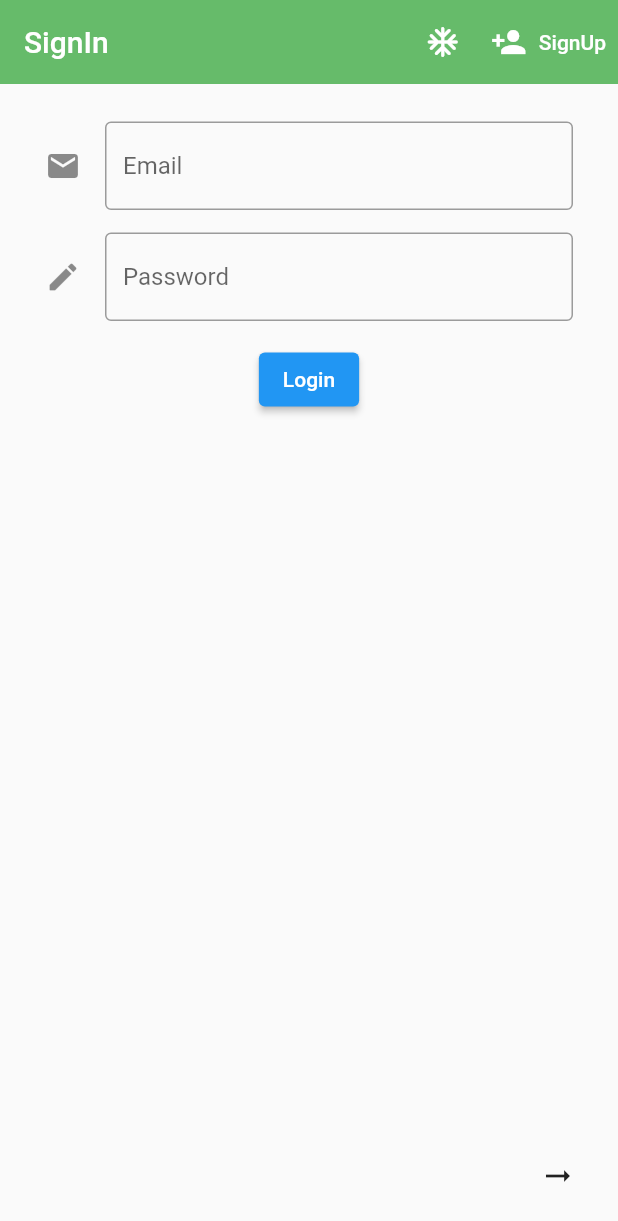
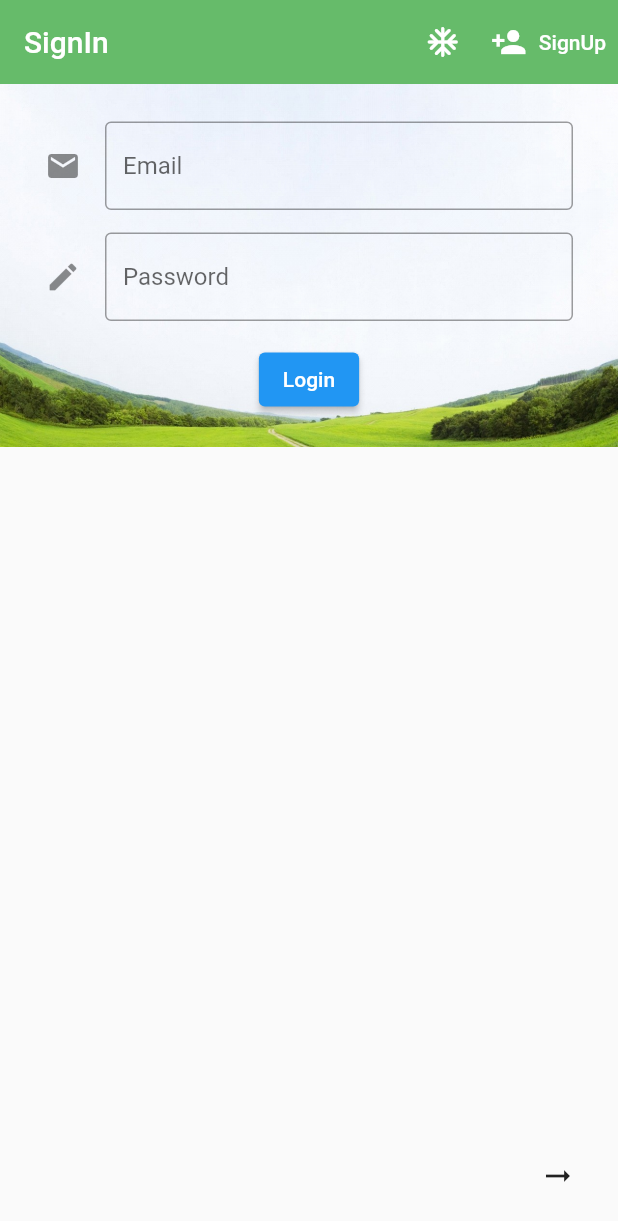
Before and after one commit to WebOps-and-Blockchain-Club/clinsti-mobile-client, a Flutter app: the screen it shows after launch, on a phone screen of 412 x 824 dp. Shown: the top 1221 px of the screen. Run offline on Flutter 3.47's test engine with Material 2 defaults, Android fonts, the phone set to English and light mode, and no system bars; our stand-ins replace flutter_image_compress, fluttertoast, geolocator, google_maps_flutter, shared_preferences; missing offline and left inert: multi_image_picker; accounts and stored records are empty.

Commit message:
Update_1

```diff
--- a/lib/screens/AuthScreen/signIn.dart
+++ b/lib/screens/AuthScreen/signIn.dart
@@ -55,6 +55,10 @@ class _SignInState extends State<SignIn> {
                 ],
               ),
               body: Container(
+                  decoration: BoxDecoration(
+                      image: DecorationImage(
+                          image: AssetImage('assets/bg1.jpg'),
+                          fit: BoxFit.cover)),
                   padding:
                       EdgeInsets.symmetric(vertical: 15.0, horizontal: 20.0),
                   child: SingleChildScrollView(
--- a/lib/screens/HomeScreen/ShowComplaint/main.dart
+++ b/lib/screens/HomeScreen/ShowComplaint/main.dart
@@ -155,7 +155,8 @@ class _ShowComplaintScreenState extends State<ShowComplaintScreen> {
             SizedBox(
               height: 30,
             ),
-            if (widget.complaint["status"] == 'Work completed')
+            if (widget.complaint["status"] == 'Work completed' ||
+                widget.complaint["status"] == 'Closed with due justification')
               Center(
                 child: Container(
                   width: 0.67 * width,
@@ -237,7 +238,8 @@ class _ShowComplaintScreenState extends State<ShowComplaintScreen> {
                   },
                 ),
               ),
-            if (_complaint != null && _complaint["status"] != 'Work completed')
+            if (_complaint != null &&
+                _complaint["status"] == 'Pending transmission')
               Row(mainAxisAlignment: MainAxisAlignment.center, children: [
                 ElevatedButton(
                   child: Padding(
--- a/lib/screens/HomeScreen/ViewComplaints/main.dart
+++ b/lib/screens/HomeScreen/ViewComplaints/main.dart
@@ -39,7 +39,7 @@ class _ViewComplaintScreenState extends State<ViewComplaintScreen> {
     return Container(
       padding: EdgeInsets.symmetric(horizontal: 5.0),
       width: MediaQuery.of(context).size.width,
-      color: Colors.blue[100],
+      //color: Colors.blue[100],
       child: Column(
         children: <Widget>[
           Expanded(
--- a/pubspec.yaml
+++ b/pubspec.yaml
@@ -31,6 +31,7 @@ dependencies:
   fluttertoast: 8.0.3
   google_maps_flutter: ^2.0.3
   geolocator: ^7.0.3
+  geocoder: ^0.2.1
   flutter_image_compress: ^1.0.0
 
   # The following adds the Cupertino Icons font to your application.
```
Also changed, not shown: lib/screens/HomeScreen/NewComplaint/main.dart (+6 -2 lines), assets/bg1.jpg (added), assets/bg2.jpg (added), assets/insti.jpg (added), pubspec.lock.
